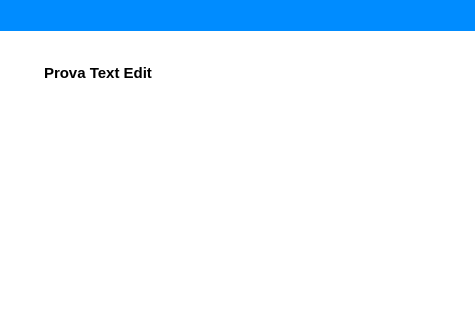
Above: view/recap_info_window.ui from ISacchitella/MicroOne_v1.1 before the change. Below: the same form after it.
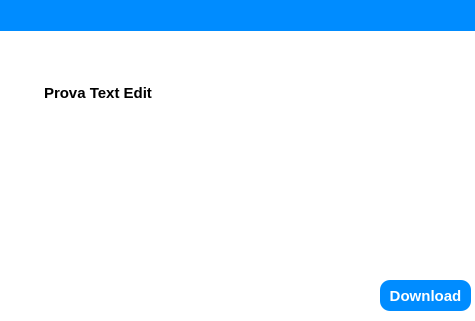
That is the form after the change. Icons and pictures are not drawn.

```diff
--- a/view/recap_info_window.ui
+++ b/view/recap_info_window.ui
@@ -30,9 +30,10 @@
    </property>
    <property name="font">
     <font>
-     <pointsize>10</pointsize>
-     <weight>50</weight>
-     <bold>false</bold>
+     <family>Segoe UI</family>
+     <pointsize>11</pointsize>
+     <weight>75</weight>
+     <bold>true</bold>
     </font>
    </property>
    <property name="styleSheet">
@@ -49,9 +50,9 @@
    <property name="geometry">
     <rect>
      <x>20</x>
-     <y>20</y>
-     <width>480</width>
-     <height>320</height>
+     <y>60</y>
+     <width>361</width>
+     <height>151</height>
     </rect>
    </property>
    <property name="frameShape">
@@ -68,17 +69,17 @@
      <rect>
       <x>0</x>
       <y>0</y>
-      <width>480</width>
-      <height>320</height>
+      <width>361</width>
+      <height>151</height>
      </rect>
     </property>
     <widget class="QTextEdit" name="recap_info_text_edit">
      <property name="geometry">
       <rect>
        <x>20</x>
-       <y>40</y>
-       <width>361</width>
-       <height>191</height>
+       <y>20</y>
+       <width>371</width>
+       <height>161</height>
       </rect>
      </property>
      <property name="sizePolicy">
@@ -89,6 +90,7 @@
      </property>
      <property name="font">
       <font>
+       <family>Segoe UI</family>
        <pointsize>11</pointsize>
        <weight>75</weight>
        <bold>true</bold>
@@ -110,8 +112,8 @@
       <string>&lt;!DOCTYPE HTML PUBLIC &quot;-//W3C//DTD HTML 4.0//EN&quot; &quot;http://www.w3.org/TR/REC-html40/strict.dtd&quot;&gt;
 &lt;html&gt;&lt;head&gt;&lt;meta name=&quot;qrichtext&quot; content=&quot;1&quot; /&gt;&lt;style type=&quot;text/css&quot;&gt;
 p, li { white-space: pre-wrap; }
-&lt;/style&gt;&lt;/head&gt;&lt;body style=&quot; font-family:'MS Shell Dlg 2'; font-size:11pt; font-weight:600; font-style:normal;&quot;&gt;
-&lt;p style=&quot; margin-top:0px; margin-bottom:0px; margin-left:0px; margin-right:0px; -qt-block-indent:0; text-indent:0px;&quot;&gt;Prova Text Edit&lt;/p&gt;&lt;/body&gt;&lt;/html&gt;</string>
+&lt;/style&gt;&lt;/head&gt;&lt;body style=&quot; font-family:'Segoe UI'; font-size:11pt; font-weight:600; font-style:normal;&quot;&gt;
+&lt;p style=&quot; margin-top:0px; margin-bottom:0px; margin-left:0px; margin-right:0px; -qt-block-indent:0; text-indent:0px;&quot;&gt;&lt;span style=&quot; font-family:'MS Shell Dlg 2';&quot;&gt;Prova Text Edit&lt;/span&gt;&lt;/p&gt;&lt;/body&gt;&lt;/html&gt;</string>
      </property>
     </widget>
    </widget>
@@ -138,7 +140,7 @@
    </property>
    <property name="geometry">
     <rect>
-     <x>0</x>
+     <x>390</x>
      <y>0</y>
      <width>71</width>
      <height>31</height>
```
Left out of the diff: 20 changed lines with no effect on the pictures.
